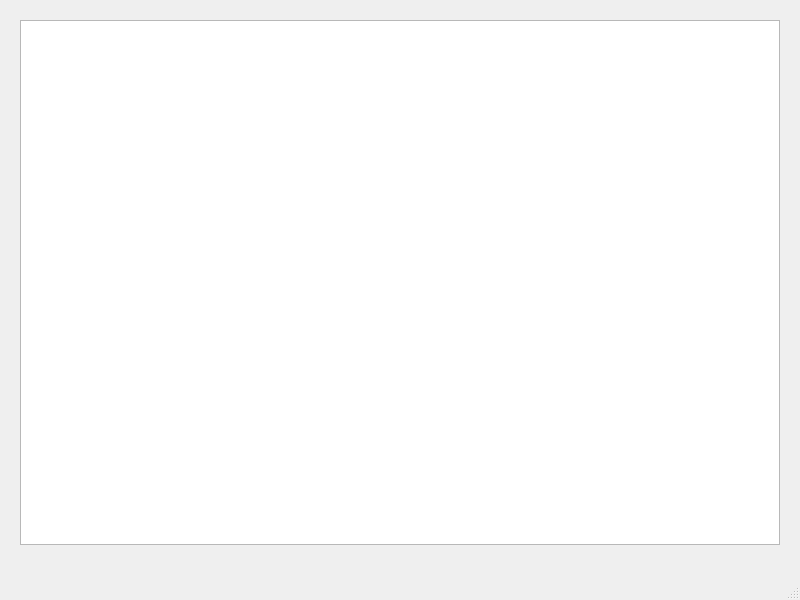
Qt form lab_5/bomberman/mainwindow.ui (Quitianote/lab_5) before a commit.
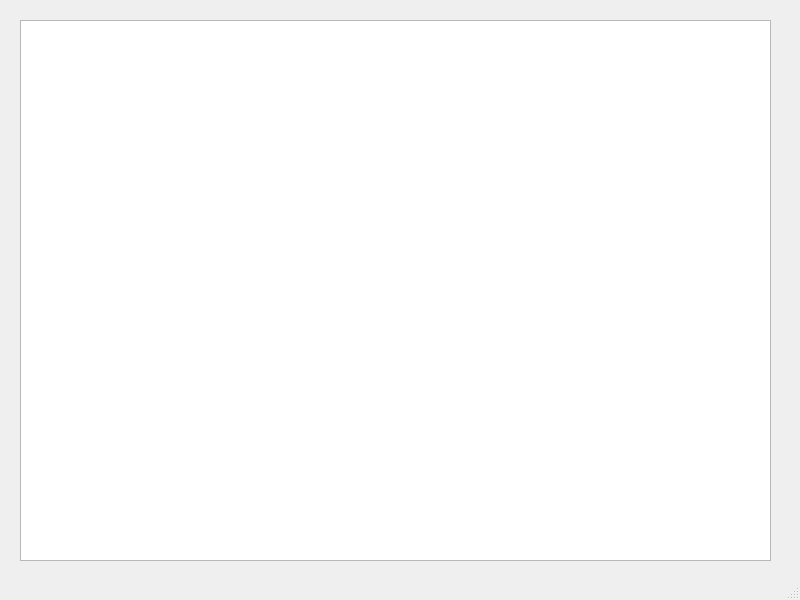
The same form after that commit.

```diff
--- a/lab_5/bomberman/mainwindow.ui
+++ b/lab_5/bomberman/mainwindow.ui
@@ -19,8 +19,8 @@
      <rect>
       <x>20</x>
       <y>20</y>
-      <width>760</width>
-      <height>525</height>
+      <width>751</width>
+      <height>541</height>
      </rect>
     </property>
    </widget>
```
